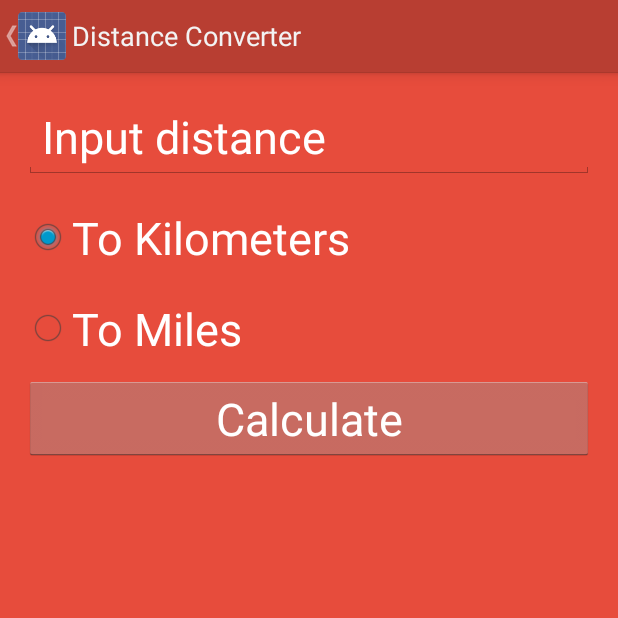
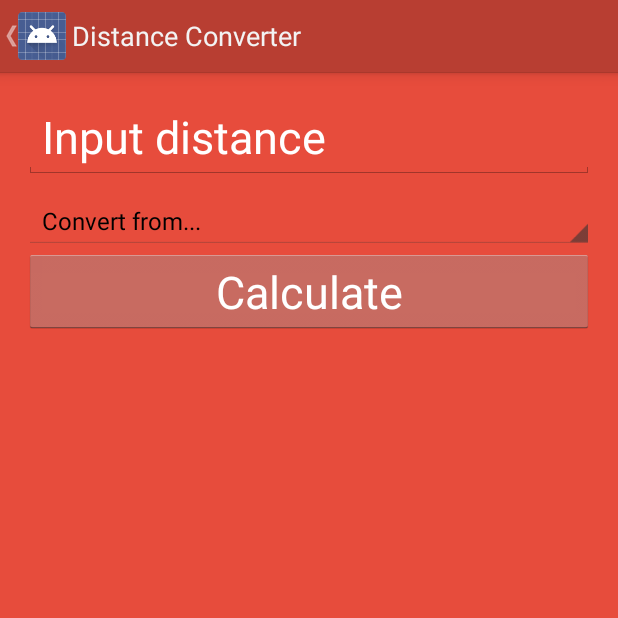
Before and after one commit to edm-ar/funverter-android, an Android app: the DistanceConverterActivity screen opened directly, with no data from a screen before it, on a phone screen of 412 x 824 dp, the top half of it. Run offline under Robolectric (Android 15) with nearby library versions, the phone set to English and light mode, and no system bars.

Commit message:
Committing latest preferences, strings and distance converter activity layout.

```diff
--- a/app/src/main/res/layout/activity_distance_converter.xml
+++ b/app/src/main/res/layout/activity_distance_converter.xml
@@ -44,23 +44,24 @@
             android:id="@+id/radioGroup"
             android:weightSum="1">
 
-            <RadioButton
-                android:layout_width="318dp"
-                android:layout_height="58dp"
-                android:text="To Kilometers"
-                android:id="@+id/kilometersRadioBtn"
-                android:checked="true"
-                android:textColor="#FFFFFF"
-                android:textSize="30dp" />
+            <LinearLayout
+                android:id="@+id/spinnersContainer"
+                android:orientation="vertical"
+                android:layout_width="fill_parent"
+                android:layout_height="wrap_content"
+                android:layout_alignParentTop="true"
+                android:layout_alignParentLeft="true"
+                android:layout_alignParentStart="true">
 
-            <RadioButton
-                android:layout_width="wrap_content"
-                android:layout_height="63dp"
-                android:text="To Miles"
-                android:id="@+id/milesRadioBtn"
-                android:checked="false"
-                android:textColor="#FFFFFF"
-                android:textSize="30dp" />
+                <Spinner
+                    android:layout_width="match_parent"
+                    android:layout_height="wrap_content"
+                    android:id="@+id/fromSpinner"
+                    android:layout_gravity="center_horizontal"
+                    android:spinnerMode="dialog"
+                    android:entries="@array/distance_units"
+                    android:prompt="@string/from_prompt" />
+            </LinearLayout>
 
             <Button
                 android:layout_width="match_parent"
--- a/app/src/main/res/values/strings.xml
+++ b/app/src/main/res/values/strings.xml
@@ -40,6 +40,8 @@
     <string name="convert">Convert</string>
     <string name="from_prompt">Convert from...</string>
     <string name="to_prompt">Convert to...</string>
+
+    <!-- time unit list -->
     <!-- Consider adding Microseconds and Nanoseconds to the list -->
     <string-array name="time_units">
         <item>Convert from...</item>
@@ -51,6 +53,18 @@
         <item>Months</item>
         <item>Years</item>
     </string-array>
+    <!-- distance unit list -->
+    <string-array name="distance_units">
+        <item>Convert from...</item>
+        <item>Inches</item>
+        <item>Centimeters</item>
+        <item>Millimeters</item>
+        <item>Feet</item>
+        <item>Yards</item>
+        <item>Meters</item>
+        <item>Miles</item>
+        <item>Kilometers</item>
+    </string-array>
 
     <!-- Ids -->
     <item name="toSpinner" type="id"/>
--- a/app/src/main/res/xml/preferences.xml
+++ b/app/src/main/res/xml/preferences.xml
@@ -14,12 +14,12 @@
             <!--android:summary="Clears all autocomplete conversion entries">-->
             <!-- -->
         <!--</Preference>-->
-        <basic.converters.dialog.ConversionHistory
+        <basic.converters.preferences.dialog.ConversionHistory
             android:title="Clear conversion history"
             android:dialogTitle="Clear conversion history?"
             android:key="conversion_history_key_dialog"
             android:summary="Clears all autocomplete conversion entries."
             android:negativeButtonText="Cancel"
-            android:positiveButtonText="Yes"></basic.converters.dialog.ConversionHistory>
+            android:positiveButtonText="Yes"></basic.converters.preferences.dialog.ConversionHistory>
     </PreferenceCategory>
 </PreferenceScreen>
```
